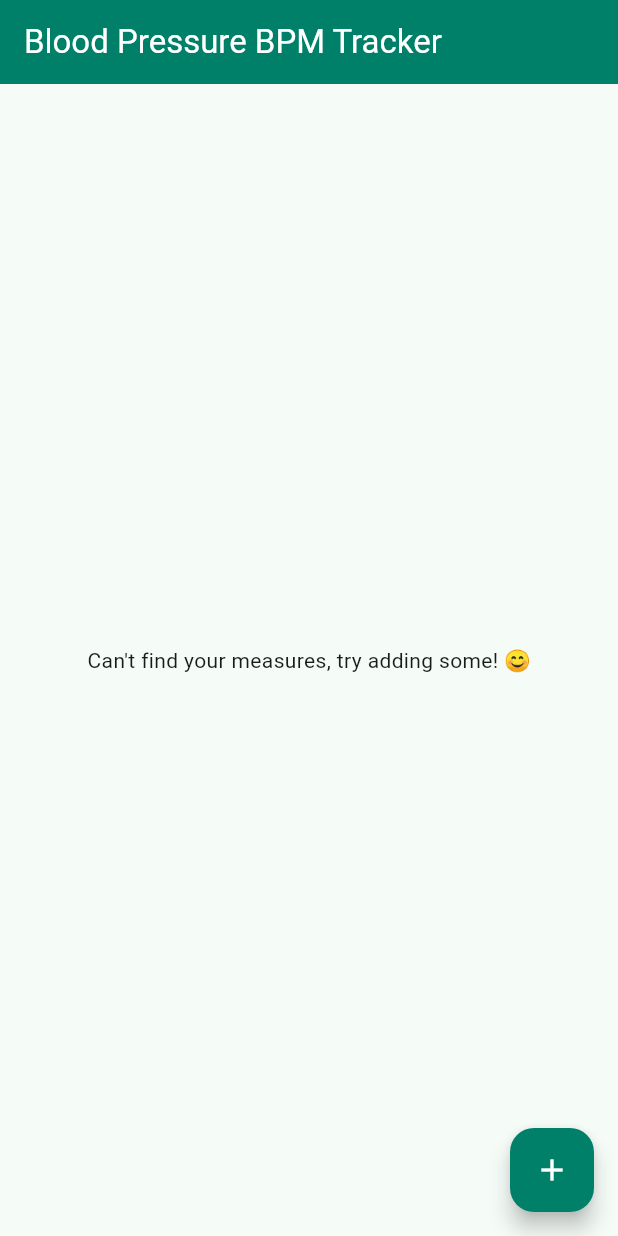
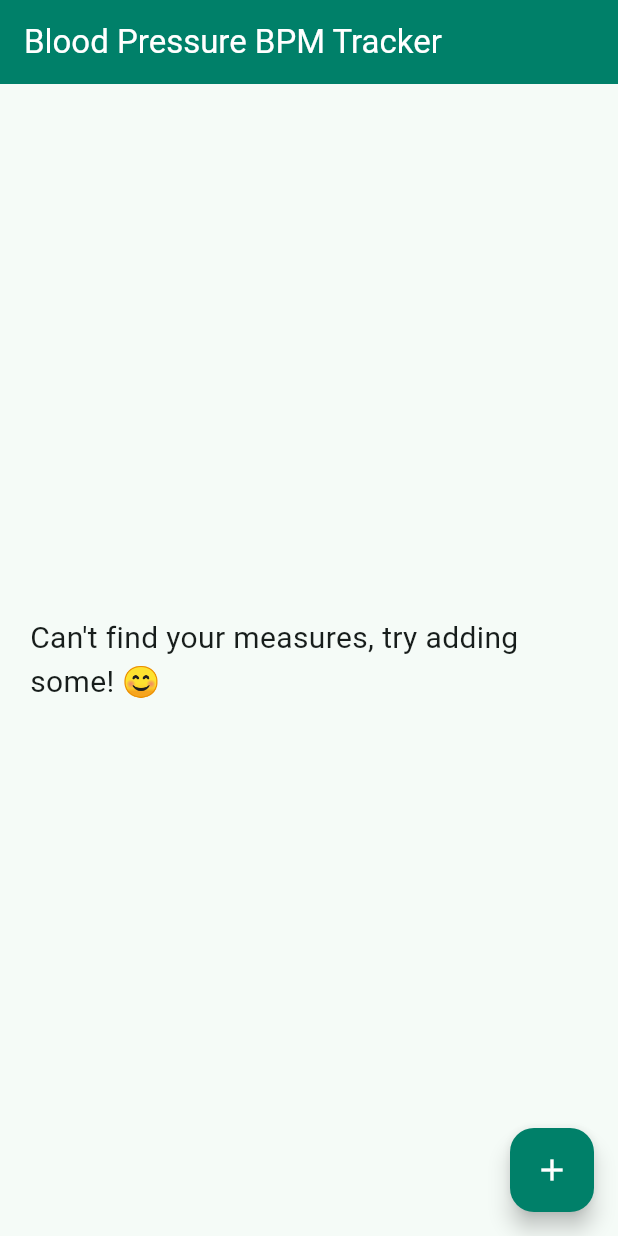
Before and after one commit to tortamque/Bloodque, a Flutter app: the screen it shows after launch, on a phone screen of 412 x 824 dp. Run offline on Flutter 3.47's test engine with Material 3 defaults, Android fonts, the phone set to English and light mode, and no system bars; our stand-ins replace equatable, flutter_bloc, fluttertoast, get_it, hive_flutter, numberpicker; accounts and stored records are empty.

```diff
--- a/lib/features/view/presentation/pages/main_view_page.dart
+++ b/lib/features/view/presentation/pages/main_view_page.dart
@@ -37,7 +37,7 @@ class _MainViewPageState extends State<MainViewPage> {
   Widget _buildBody(GetThreeMeasuresState state) {
     if (state is GetThreeMeasuresStateDone) {
       return state.measures == null
-        ? const Center(child: Text("Can't find your measures, try adding some! 😊"))
+        ? const _EmptyMeasuresText()
         : _PageContent(measures: state.measures!);
     } else if (state is GetThreeMeasuresLoading) {
       return const Center(child: CircularProgressIndicator());
@@ -45,6 +45,21 @@ class _MainViewPageState extends State<MainViewPage> {
       return const Center(child: Text('An error occurred 😔'));
     }
   }
+}
+
+class _EmptyMeasuresText extends StatelessWidget {
+  const _EmptyMeasuresText();
+
+  @override
+  Widget build(BuildContext context) => const Center(
+    child: Padding(
+      padding: EdgeInsets.symmetric(horizontal: 20),
+      child: Text(
+        "Can't find your measures, try adding some! 😊",
+        style: TextStyle(fontSize: 20),
+      ),
+    ),
+  );
 }
 
 class _FloatingActionButton extends StatelessWidget {
@@ -56,7 +71,7 @@ class _FloatingActionButton extends StatelessWidget {
       foregroundColor: Colors.white,
       onPressed: () {
         Navigator.pushNamed(context, recordPageConstant).then(
-          (value) => BlocProvider.of<GetThreeMeasuresBloc>(context).add(GetThreeMeasuresEvent())
+          (value) => BlocProvider.of<GetThreeMeasuresBloc>(context).add(GetThreeMeasuresEvent()),
         );
       },
       child: const Icon(Icons.add),
```
Also changed, not shown: lib/features/view/presentation/widgets/measure_card.dart (+4 -4 lines), pubspec.yaml (+9 -0 lines), assets/icon.jpg (added), assets/logo_foreground.png (added), lib/core/shared/presentation/widgets/toast_manager.dart (line endings or trailing spaces), pubspec.lock, 35 other files.
